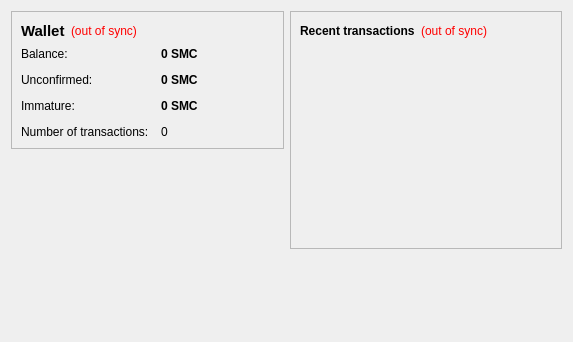
Before: the Qt Designer form src/qt/forms/overviewpage.ui in thaReal/DannyCoin, drawn with Qt 5.
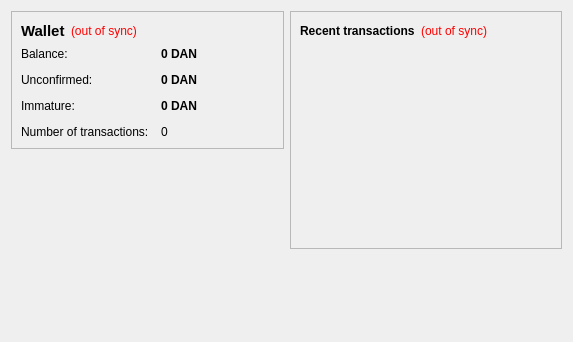
After: the same form once the commit is applied.

```diff
--- a/src/qt/forms/overviewpage.ui
+++ b/src/qt/forms/overviewpage.ui
@@ -105,7 +105,7 @@
              <string>Your current balance</string>
             </property>
             <property name="text">
-             <string notr="true">0 SMC</string>
+             <string notr="true">0 DAN</string>
             </property>
             <property name="textInteractionFlags">
              <set>Qt::LinksAccessibleByMouse|Qt::TextSelectableByKeyboard|Qt::TextSelectableByMouse</set>
@@ -134,7 +134,7 @@
              <string>Total of transactions that have yet to be confirmed, and do not yet count toward the current balance</string>
             </property>
             <property name="text">
-             <string notr="true">0 SMC</string>
+             <string notr="true">0 DAN</string>
             </property>
             <property name="textInteractionFlags">
              <set>Qt::LinksAccessibleByMouse|Qt::TextSelectableByKeyboard|Qt::TextSelectableByMouse</set>
@@ -177,7 +177,7 @@
              <string>Mined balance that has not yet matured</string>
             </property>
             <property name="text">
-             <string notr="true">0 SMC</string>
+             <string notr="true">0 DAN</string>
             </property>
             <property name="textInteractionFlags">
              <set>Qt::LinksAccessibleByMouse|Qt::TextSelectableByKeyboard|Qt::TextSelectableByMouse</set>
```
Left out of the diff: 4 changed lines with no effect on the pictures.
